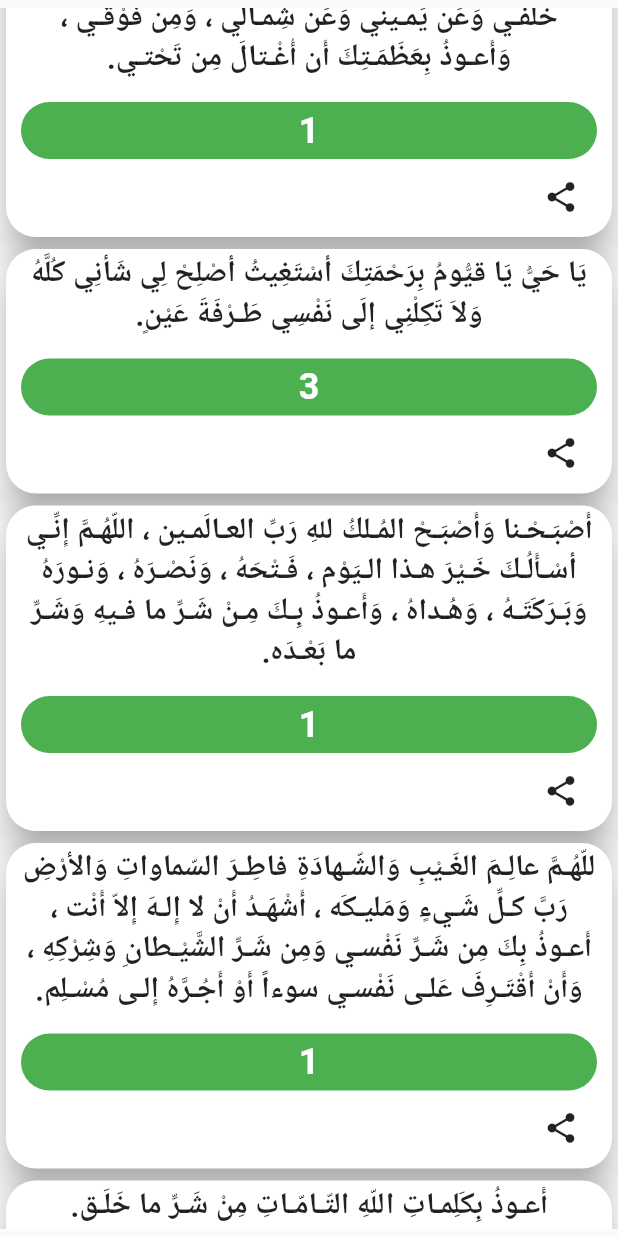
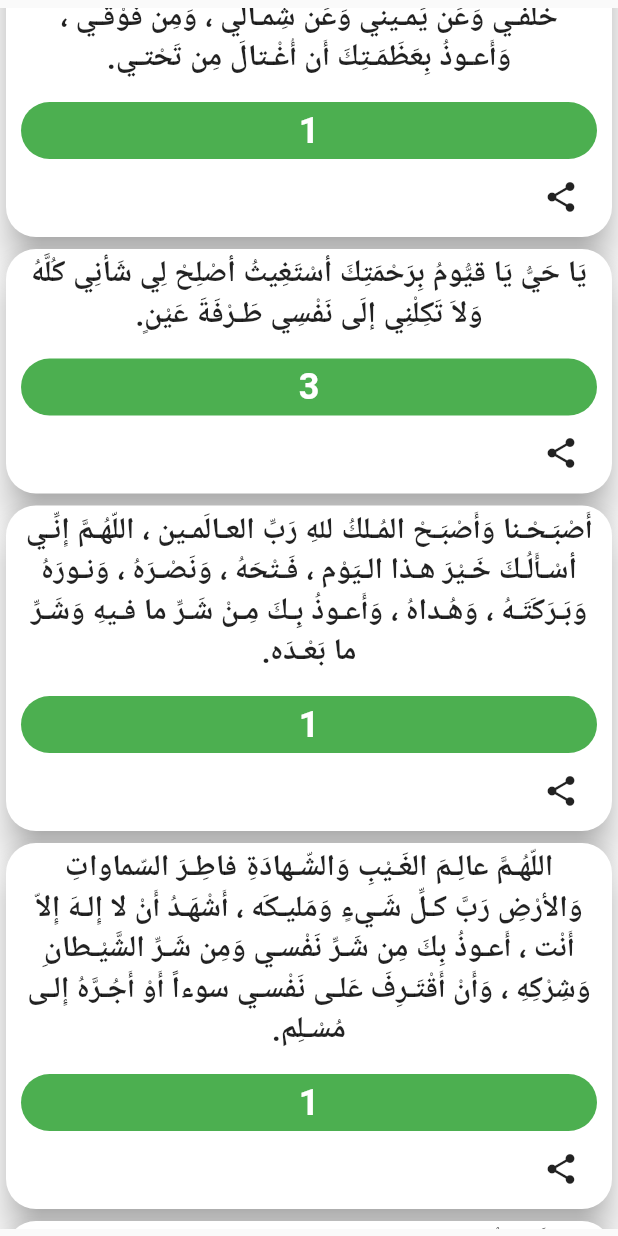
Before and after one commit to Suhaib200119/Islamic-app, a Flutter app: the Morning_StateFul screen opened directly, scrolled down 3456 dp, on a phone screen of 412 x 824 dp. Run offline on Flutter 3.47's test engine with Material 2 defaults, Android fonts, the phone set to English and light mode, and no system bars; our stand-ins replace share, splashscreen.

Commit message:
update text

```diff
--- a/lib/screen/Morning.dart
+++ b/lib/screen/Morning.dart
@@ -127,7 +127,7 @@ class Morning extends State<Morning_StateFul> {
                   "",
                   1),
               Item_card(
-                  "للّهُـمَّ عالِـمَ الغَـيْبِ وَالشّـهادَةِ فاطِـرَ السّماواتِ وَالأرْضِ رَبَّ كـلِّ شَـيءٍ وَمَليـكَه ، "
+                  "اللّهُـمَّ عالِـمَ الغَـيْبِ وَالشّـهادَةِ فاطِـرَ السّماواتِ وَالأرْضِ رَبَّ كـلِّ شَـيءٍ وَمَليـكَه ، "
                       "أَشْهَـدُ أَنْ لا إِلـهَ إِلاّ أَنْت ، أَعـوذُ بِكَ مِن شَـرِّ نَفْسـي وَمِن شَـرِّ الشَّيْـطانِ وَشِرْكِهِ "
                       "، وَأَنْ أَقْتَـرِفَ عَلـى نَفْسـي سوءاً أَوْ أَجُـرَّهُ إِلـى مُسْـلِم.",
                   Colors.black87,
```
